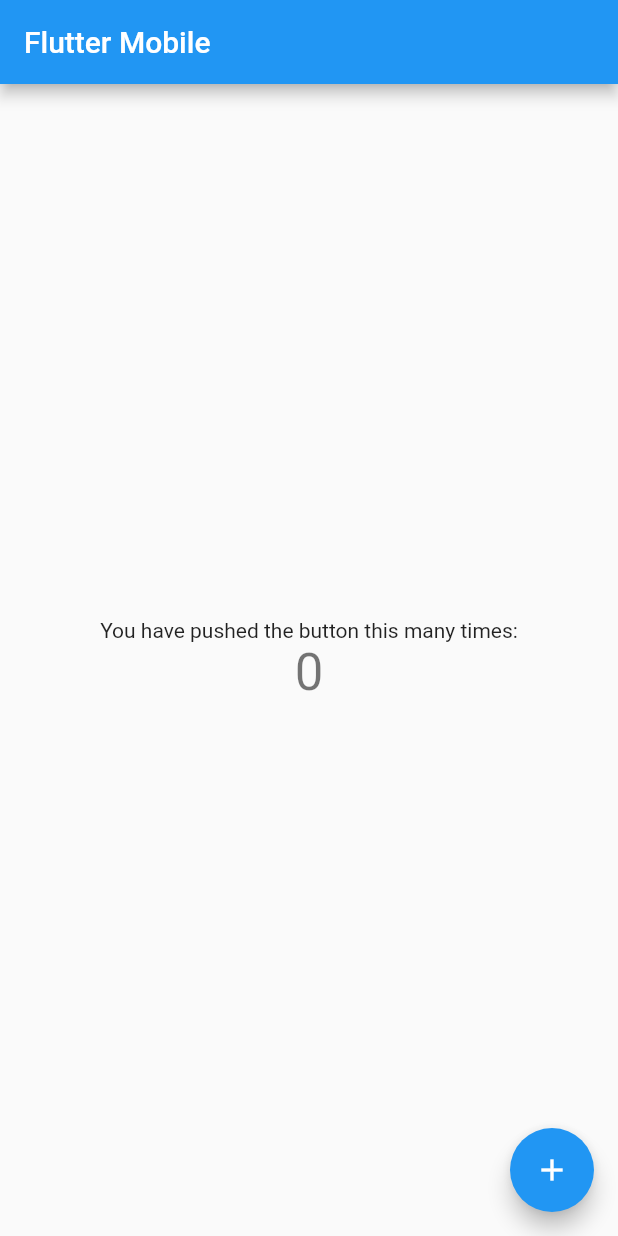
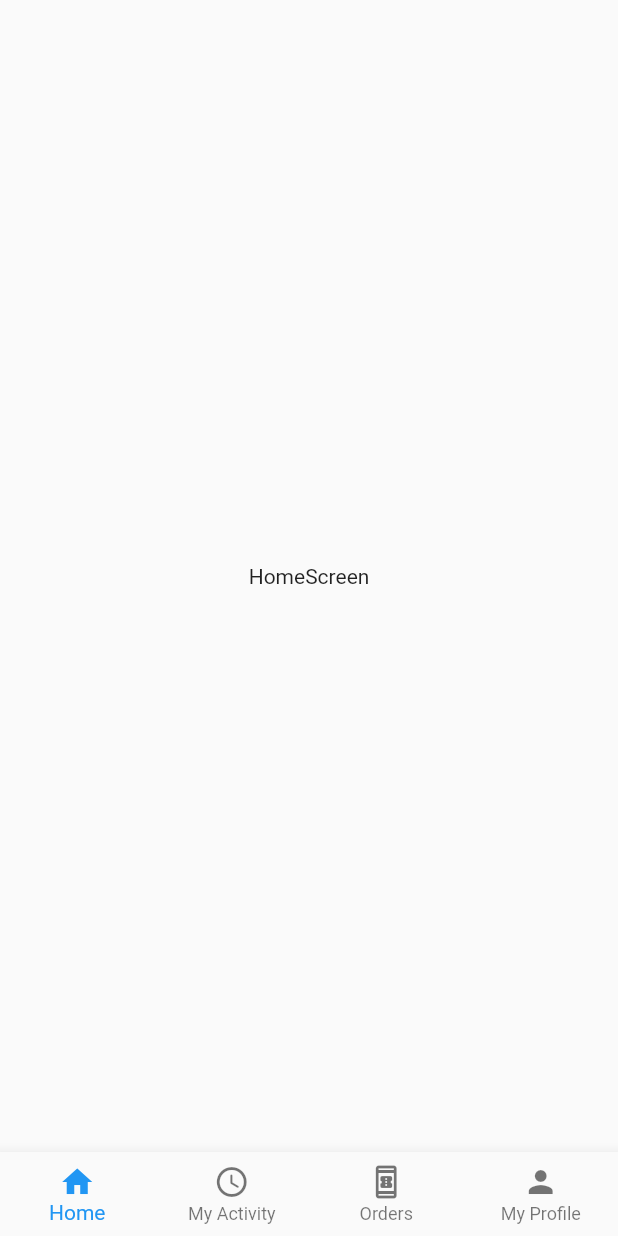
Before and after one commit to tonyhart7/test_impact, a Flutter app: the screen it shows after launch, on a phone screen of 412 x 824 dp. Run offline on Flutter 3.47's test engine with Material 2 defaults, Android fonts, the phone set to English and light mode, and no system bars; our stand-ins replace equatable, flutter_bloc, flutter_screenutil, shared_preferences.

Commit message:
add functional bottom nav

```diff
--- a/lib/activity/activity.dart
+++ b/lib/activity/activity.dart
@@ -1 +1,3 @@
+import 'package:flutter/cupertino.dart';
+
 part 'view/mobile/activity_page.dart';
--- a/lib/activity/view/mobile/activity_page.dart
+++ b/lib/activity/view/mobile/activity_page.dart
@@ -1 +1,12 @@
 part of 'package:test_impact/activity/activity.dart';
+
+class ActivityScreen extends StatelessWidget {
+  const ActivityScreen({Key? key}) : super(key: key);
+
+  @override
+  Widget build(BuildContext context) {
+    return const Center(
+      child: Text('ActivityScreen'),
+    );
+  }
+}
--- /dev/null
+++ b/lib/home/cubit/bottom_navigation_cubit.dart
@@ -0,0 +1,27 @@
+import 'package:equatable/equatable.dart';
+import 'package:flutter_bloc/flutter_bloc.dart';
+
+part 'bottom_navigation_state.dart';
+
+enum BottomNav { home, activity, orders, profile }
+
+class BottomNavigationCubit extends Cubit<BottomNavigationState> {
+  BottomNavigationCubit() : super(const BottomNavigationState.home());
+
+  void navigateTo(int index) {
+    switch (index) {
+      case 0:
+        emit(const BottomNavigationState.home());
+        break;
+      case 1:
+        emit(const BottomNavigationState.activity());
+        break;
+      case 2:
+        emit(const BottomNavigationState.orders());
+        break;
+      case 3:
+        emit(const BottomNavigationState.profile());
+        break;
+    }
+  }
+}
--- /dev/null
+++ b/lib/home/cubit/bottom_navigation_state.dart
@@ -0,0 +1,25 @@
+part of 'bottom_navigation_cubit.dart';
+
+class BottomNavigationState extends Equatable {
+  const BottomNavigationState._({
+    this.page = BottomNav.home,
+    this.index = 0,
+  });
+
+  const BottomNavigationState.home() : this._();
+
+  const BottomNavigationState.activity()
+      : this._(page: BottomNav.activity, index: 1);
+
+  const BottomNavigationState.orders()
+      : this._(page: BottomNav.orders, index: 2);
+
+  const BottomNavigationState.profile()
+      : this._(page: BottomNav.profile, index: 3);
+
+  final BottomNav page;
+  final int index;
+
+  @override
+  List<Object> get props => [page, index];
+}
--- a/lib/home/home.dart
+++ b/lib/home/home.dart
@@ -1,3 +1,11 @@
 import 'package:flutter/material.dart';
+import 'package:flutter_bloc/flutter_bloc.dart';
+import 'package:test_impact/activity/activity.dart';
+import 'package:test_impact/home/cubit/bottom_navigation_cubit.dart';
+import 'package:test_impact/orders/orders.dart';
+import 'package:test_impact/profile/profile.dart';
+
+export 'cubit/bottom_navigation_cubit.dart';
 
 part 'view/mobile/home_page.dart';
+part 'view/mobile/home_screen.dart';
--- a/lib/home/view/mobile/home_page.dart
+++ b/lib/home/view/mobile/home_page.dart
@@ -1,46 +1,91 @@
 part of 'package:test_impact/home/home.dart';
 
-class MobileHomePage extends StatefulWidget {
+class MobileHomePage extends StatelessWidget {
   const MobileHomePage({Key? key}) : super(key: key);
 
   @override
-  State<MobileHomePage> createState() => _MobileHomePageState();
-}
-
-class _MobileHomePageState extends State<MobileHomePage> {
-  int _counter = 0;
-
-  void _incrementCounter() {
-    setState(() {
-      _counter++;
-    });
-  }
-
-  @override
   Widget build(BuildContext context) {
-    return Scaffold(
-      appBar: AppBar(
-        title: const Text('Flutter Mobile'),
-      ),
-      body: Center(
-        child: Column(
-          mainAxisAlignment: MainAxisAlignment.center,
-          children: <Widget>[
-            const Text(
-              'You have pushed the button this many times:',
-            ),
-            Text(
-              '$_counter',
-              style: Theme.of(context).textTheme.headline4,
-            ),
-          ],
+    return MultiBlocProvider(
+      providers: [
+        BlocProvider<BottomNavigationCubit>(
+          create: (context) => BottomNavigationCubit(),
         ),
-      ),
-      floatingActionButton: FloatingActionButton(
-        onPressed: _incrementCounter,
-        tooltip: 'Increment',
-        child: const Icon(Icons.add),
+      ],
+      child: const Scaffold(
+        body: _HomeBody(),
+        bottomNavigationBar: _HomeNav(),
       ),
     );
   }
 }
+
+class _HomeBody extends StatelessWidget {
+  const _HomeBody({
+    Key? key,
+  }) : super(key: key);
+
+  @override
+  Widget build(BuildContext context) {
+    return BlocBuilder<BottomNavigationCubit, BottomNavigationState>(
+      buildWhen: (previous, current) => previous.page != current.page,
+      builder: (context, state) {
+        switch (state.page) {
+          case BottomNav.home:
+            return const HomeScreen();
+          case BottomNav.activity:
+            return const ActivityScreen();
+          case BottomNav.orders:
+            return const OrdersScreen();
+          case BottomNav.profile:
+            return const ProfileScreen();
+        }
+      },
+    );
+  }
+}
+
+class _HomeNav extends StatelessWidget {
+  const _HomeNav({
+    Key? key,
+  }) : super(key: key);
+
+  @override
+  Widget build(BuildContext context) {
+    return BlocBuilder<BottomNavigationCubit, BottomNavigationState>(
+      buildWhen: (previous, current) => previous.page != current.page,
+      builder: (context, state) {
+        return BottomNavigationBar(
+          items: const [
+            BottomNavigationBarItem(
+              icon: Icon(
+                Icons.home,
+              ),
+              label: 'Home',
+            ),
+            BottomNavigationBarItem(
+              icon: Icon(
+                Icons.schedule_rounded,
+              ),
+              label: 'My Activity',
+            ),
+            BottomNavigationBarItem(
+              icon: Icon(
+                Icons.book_online_outlined,
+              ),
+              label: 'Orders',
+            ),
+            BottomNavigationBarItem(
+              icon: Icon(Icons.person_sharp),
+              label: 'My Profile',
+            ),
+          ],
+          currentIndex: state.index,
+          type: BottomNavigationBarType.fixed,
+          onTap: (index) {
+            context.read<BottomNavigationCubit>().navigateTo(index);
+          },
+        );
+      },
+    );
+  }
+}
--- /dev/null
+++ b/lib/home/view/mobile/home_screen.dart
@@ -0,0 +1,12 @@
+part of 'package:test_impact/home/home.dart';
+
+class HomeScreen extends StatelessWidget {
+  const HomeScreen({Key? key}) : super(key: key);
+
+  @override
+  Widget build(BuildContext context) {
+    return const Center(
+      child: Text('HomeScreen'),
+    );
+  }
+}
--- a/lib/orders/orders.dart
+++ b/lib/orders/orders.dart
@@ -1 +1,3 @@
+import 'package:flutter/material.dart';
+
 part 'view/mobile/order_page.dart';
--- a/lib/orders/view/mobile/order_page.dart
+++ b/lib/orders/view/mobile/order_page.dart
@@ -1 +1,12 @@
 part of 'package:test_impact/orders/orders.dart';
+
+class OrdersScreen extends StatelessWidget {
+  const OrdersScreen({Key? key}) : super(key: key);
+
+  @override
+  Widget build(BuildContext context) {
+    return const Center(
+      child: Text('Orders Screen'),
+    );
+  }
+}
--- a/lib/profile/view/mobile/profile_page.dart
+++ b/lib/profile/view/mobile/profile_page.dart
@@ -1,10 +1,12 @@
 part of 'package:test_impact/profile/profile.dart';
 
-class ProfilePage extends StatelessWidget {
-  const ProfilePage({Key? key}) : super(key: key);
+class ProfileScreen extends StatelessWidget {
+  const ProfileScreen({Key? key}) : super(key: key);
 
   @override
   Widget build(BuildContext context) {
-    return Container();
+    return const Center(
+      child: Text('Profile Screen'),
+    );
   }
 }
--- a/lib/router/router.dart
+++ b/lib/router/router.dart
@@ -1,6 +1,5 @@
 import 'package:flutter/material.dart';
 import 'package:test_impact/home/home.dart';
-import 'package:test_impact/main.dart';
 import 'package:test_impact/utils/app_utils.dart';
 
 part 'app_router.dart';
--- a/pubspec.yaml
+++ b/pubspec.yaml
@@ -18,6 +18,7 @@
   dio: ^4.0.6
   flutter_screenutil: ^5.5.3+2
   shared_preferences: ^2.0.15
+  equatable: ^2.0.3
 
 dev_dependencies:
   flutter_test:
```
Also changed, not shown: pubspec.lock.
